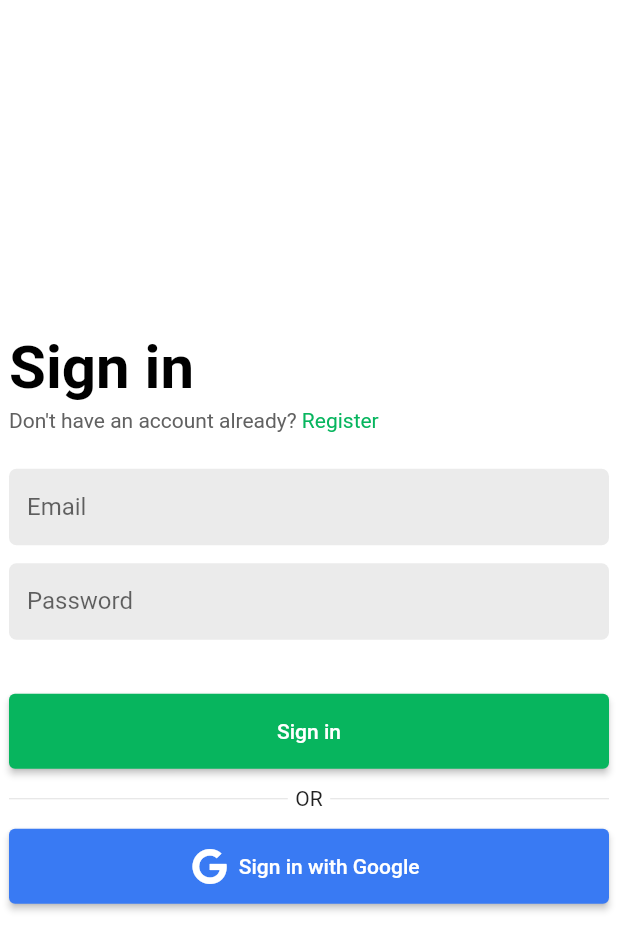
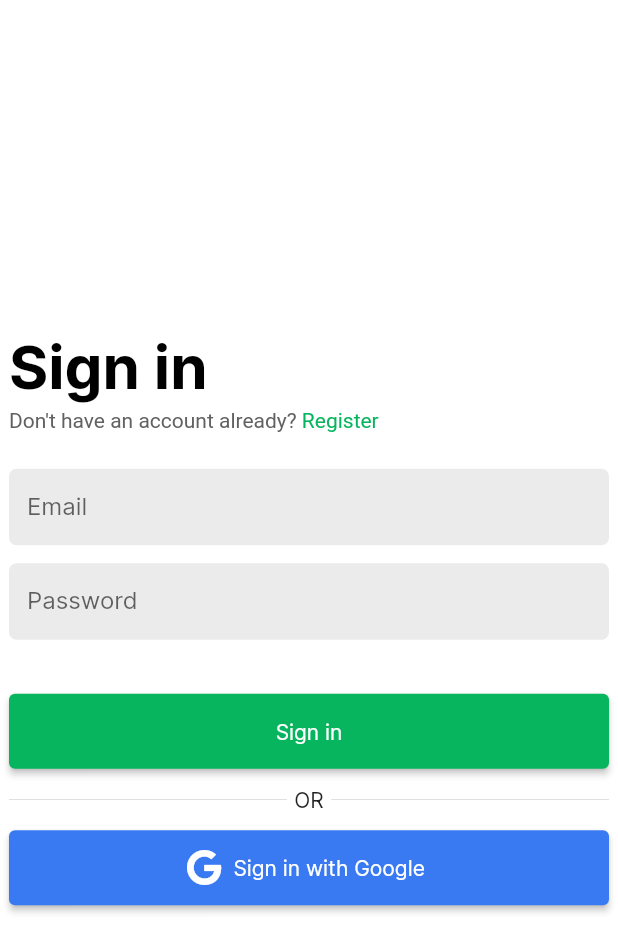
Before and after one commit to pnm122/chatapp, a Flutter app: the screen it shows once a user with an empty profile is signed in, after a tap on "Log out", on a phone screen of 412 x 824 dp. Shown: the top 952 px of the screen. Run offline on Flutter 3.47's test engine with Material 2 defaults, Android fonts, the phone set to English and light mode, and no system bars; our stand-ins replace badges, cloud_firestore, firebase_auth, firebase_core, font_awesome_flutter, google_sign_in and 1 more; missing offline and left inert: dart:html; accounts and stored records are empty.

Commit message:
Added fonts and group ID copy

```diff
--- a/lib/consts.dart
+++ b/lib/consts.dart
@@ -22,6 +22,7 @@ class Consts {
   static const Color toolTipColor = Color.fromARGB(255, 73, 73, 73);
   static const Color hoverColor = Color.fromARGB(255, 241, 241, 241);
   static const Color selectedColor = foregroundColor;
+  static const Color successColor = Color(0xFF44CC44);
 
   static const Color sentColor = Color.fromARGB(255, 56, 141, 99);
   static const Color receivedColor = Color.fromARGB(255, 224, 224, 224);
--- a/lib/main.dart
+++ b/lib/main.dart
@@ -53,6 +53,7 @@ class MyApp extends StatelessWidget {
         debugShowCheckedModeBanner: false,
         title: 'Chat App',
         theme: ThemeData(
+          fontFamily: "Inter",
           colorScheme: const ColorScheme(
             primary: Color.fromARGB(255, 7, 181, 94),
             onPrimary: Colors.white,
--- a/lib/pages/chat_room.dart
+++ b/lib/pages/chat_room.dart
@@ -122,7 +122,7 @@ class _ChatRoomState extends State<ChatRoom> {
               color: Colors.black12,
               width: 1.0,
             ),
-            borderRadius: BorderRadius.circular(12),
+            borderRadius: BorderRadius.circular(18),
           ),
           child: Row(
             children: <Widget>[
--- a/lib/pages/main_page.dart
+++ b/lib/pages/main_page.dart
@@ -5,6 +5,7 @@ import 'package:chatapp/viewmodels/main_view_model.dart';
 import 'package:chatapp/widgets/groups.dart';
 import 'package:chatapp/widgets/custom_app_bar.dart';
 import 'package:firebase_auth/firebase_auth.dart';
+import 'package:flutter/services.dart';
 import 'package:flutter/src/widgets/container.dart';
 import 'package:flutter/src/widgets/framework.dart';
 import 'package:chatapp/service/auth_service.dart';
@@ -23,6 +24,8 @@ class MainPage extends StatelessWidget {
   @override
   Widget build(BuildContext context) {
     var provider = Provider.of<AuthService>(context, listen: false);
+
+    var selectedGroupName = context.watch<MainViewModel>().selectedGroupName;
 
     // Ask the user to create a username after creating an account
     WidgetsBinding.instance.addPostFrameCallback((_) {
@@ -80,7 +83,41 @@ class MainPage extends StatelessWidget {
             ),
             child: Scaffold(
               appBar: CustomAppBar(
-                title: context.watch<MainViewModel>().selectedGroupName,
+                title: selectedGroupName == "" ? null : Row(
+                  crossAxisAlignment: CrossAxisAlignment.end,
+                  children: [
+                    Column(
+                      crossAxisAlignment: CrossAxisAlignment.start,
+                      children: [
+                        Text(
+                          selectedGroupName,
+                          style: Theme.of(context).textTheme.headline6?.copyWith(fontWeight: FontWeight.w700),
+                        ),
+                        Text(
+                          "ID: ${context.read<MainViewModel>().selectedGroupId}",
+                          style: Theme.of(context).textTheme.labelMedium?.copyWith(color: Colors.black54),
+                        ),
+                      ],
+                    ),
+
+                    const SizedBox(width: 4.0),
+
+                    InkWell(
+                      onTap: () {
+                        Clipboard.setData(ClipboardData(text: context.read<MainViewModel>().selectedGroupId))
+                          .then((_) {
+                            ScaffoldMessenger.of(context).showSnackBar(
+                              const SnackBar(
+                                content: Text("Copied Group ID to clipboard."),
+                                backgroundColor: Consts.successColor,
+                              )
+                            );
+                          });
+                      },
+                      child: const Icon(Icons.copy, size: 14),
+                    ),
+                  ],
+                ),
                 leading: MediaQuery.of(context).size.width > Consts.cutoffWidth
                   ? null : IconButton(
                     icon: const Icon(Icons.groups),
--- a/lib/widgets/custom_app_bar.dart
+++ b/lib/widgets/custom_app_bar.dart
@@ -4,7 +4,7 @@ import 'package:flutter/material.dart';
 class CustomAppBar extends StatelessWidget implements PreferredSizeWidget {
   const CustomAppBar({super.key, this.leading, this.title, this.centerTitle, this.actions, this.backgroundColor = Consts.foregroundColor, this.hasBottom = false});
   final Widget? leading;
-  final String? title;
+  final Widget? title;
   final bool? centerTitle;
   final List<Widget>? actions;
   final Color backgroundColor;
@@ -19,10 +19,7 @@ class CustomAppBar extends StatelessWidget implements PreferredSizeWidget {
       foregroundColor: Theme.of(context).colorScheme.primary,
       leading: leading,
       titleTextStyle: Theme.of(context).textTheme.headline6?.copyWith(fontWeight: FontWeight.w700),
-      title: title != null ? Text(
-        title!,
-        style: Theme.of(context).textTheme.headline6?.copyWith(fontWeight: FontWeight.w700),
-      ) : null,
+      title: title,
       centerTitle: centerTitle,
       actions: actions,
       bottom: hasBottom ? const BottomDivider() : null,
```
Also changed, not shown: lib/widgets/groups.dart (+8 -3 lines), pubspec.yaml (+11 -11 lines), fonts/Inter-Bold.ttf (added), fonts/Inter-Regular.ttf (added), fonts/Inter-Thin.ttf (added).
